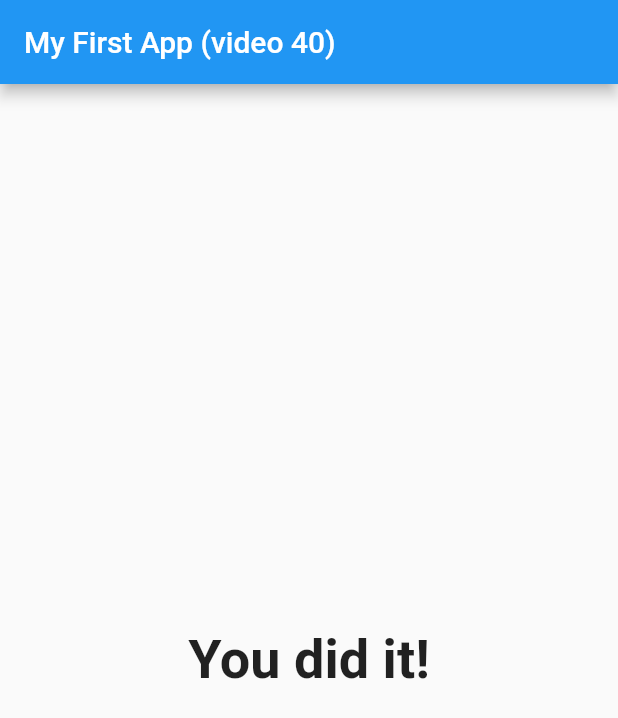
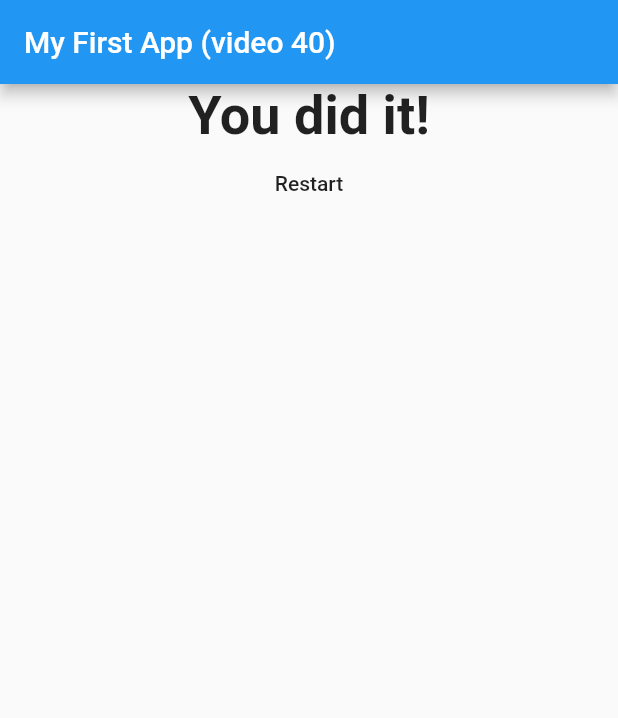
Before and after one commit to jahirraihan22/quize-app, a Flutter app: the screen it shows after launch, after a tap on "Black", after a tap on "Cat", after a tap on "Chittagong", on a phone screen of 412 x 824 dp. Shown: the top 718 px of the screen. Run offline on Flutter 3.47's test engine with Material 2 defaults, Android fonts, the phone set to English and light mode, and no system bars.

Commit message:
fixed result widget callback function

```diff
--- a/lib/main.dart
+++ b/lib/main.dart
@@ -46,9 +46,17 @@ class _QuizAppState extends State<QuizApp> {
   var _questionIndex = 0;
   var _totalScore = 0;
 
+  void _reset() {
+    setState(() {
+      _totalScore = 0;
+      _questionIndex = 0;
+    });
+  }
+
   void _answerQuestion(int score) {
-    _totalScore += score;
+    print(score);
     setState(() {
+      _totalScore += score;
       _questionIndex += 1;
     });
   }
@@ -66,9 +74,7 @@ class _QuizAppState extends State<QuizApp> {
                 questionIndex: _questionIndex,
                 questions: _questions,
               )
-            : Result(
-                _totalScore,
-              ),
+            : Result(_totalScore, _reset),
       ),
     );
   }
--- a/lib/quiz.dart
+++ b/lib/quiz.dart
@@ -23,7 +23,7 @@ class Quiz extends StatelessWidget {
             .map((answer) {
           return Answer(
             () => answerQuestion(answer['score']),
-            answer['text'],
+            answer['text'] as String,
           );
         }).toList(),
       ],
--- a/lib/result.dart
+++ b/lib/result.dart
@@ -2,7 +2,11 @@ import 'package:flutter/material.dart';
 
 class Result extends StatelessWidget {
   final int resultScore;
-  Result(this.resultScore);
+  final VoidCallback resetHandler;
+  Result(
+    this.resultScore,
+    this.resetHandler,
+  );
   String get resultMsg {
     var resultTxt = 'You did it!';
     return resultTxt;
@@ -11,13 +15,20 @@ class Result extends StatelessWidget {
   @override
   Widget build(BuildContext context) {
     return Center(
-      child: Text(
-        resultMsg,
-        style: TextStyle(
-          fontSize: 36,
-          fontWeight: FontWeight.bold,
+        child: Column(
+      children: <Widget>[
+        Text(
+          resultMsg,
+          style: TextStyle(
+            fontSize: 36,
+            fontWeight: FontWeight.bold,
+          ),
         ),
-      ),
-    );
+        FlatButton(
+          child: Text('Restart'),
+          onPressed: resetHandler,
+        ),
+      ],
+    ));
   }
 }
```
